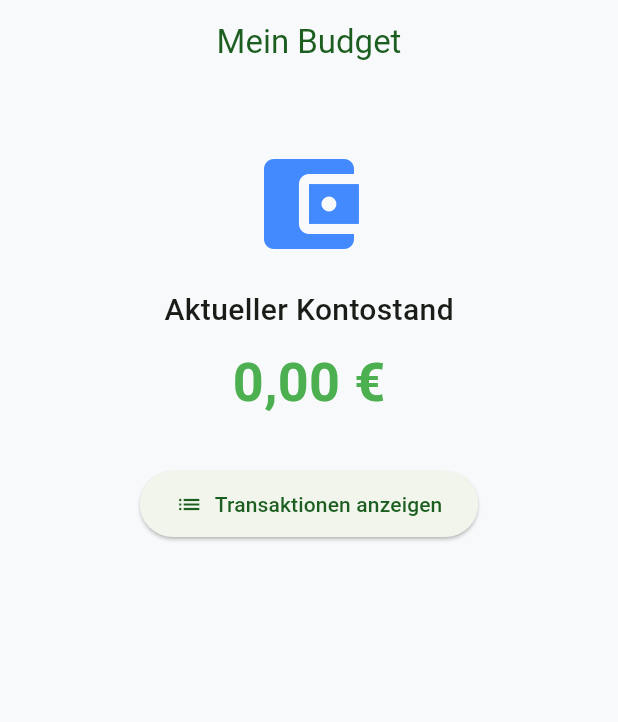
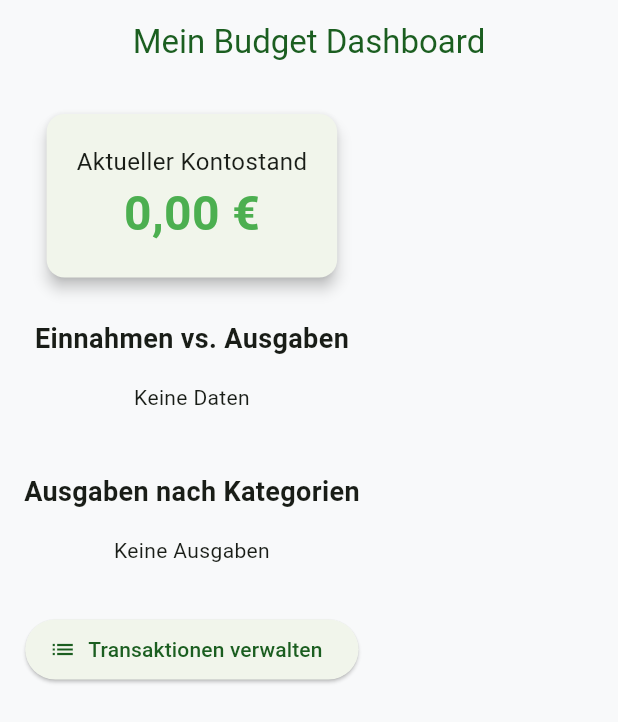
Before and after one commit to Zornemann/MeinBudget, a Flutter app: the screen it shows after launch, on a phone screen of 412 x 824 dp. Shown: the top 722 px of the screen. Run offline on Flutter 3.47's test engine with Material 3 defaults, Android fonts, the phone set to English and light mode, and no system bars; our stand-ins replace fl_chart, sqflite, sqflite_common_ffi_web; accounts and stored records are empty.

Commit message:
feat: add fl_chart and implement dashboard pie charts on home screen

```diff
--- a/lib/screens/home_screen.dart
+++ b/lib/screens/home_screen.dart
@@ -1,6 +1,8 @@
 import 'package:flutter/material.dart';
+import 'package:fl_chart/fl_chart.dart';
 import 'package:intl/intl.dart';
 import '../database/database_helper.dart';
+import '../models/transaction.dart';
 import 'transactions_screen.dart';
 
 class HomeScreen extends StatefulWidget {
@@ -13,26 +15,42 @@ class HomeScreen extends StatefulWidget {
 class _HomeScreenState extends State<HomeScreen> {
   final DatabaseHelper _dbHelper = DatabaseHelper.instance;
   double _balance = 0.0;
+  double _totalIncome = 0.0;
+  double _totalExpense = 0.0;
+  Map<String, double> _categoryExpenses = {};
   bool _isLoading = true;
 
   @override
   void initState() {
     super.initState();
-    _loadBalance();
+    _loadDashboardData();
   }
 
-  Future<void> _loadBalance() async {
-    // Standardkonto (aus deiner DB): 'default_main'
+  Future<void> _loadDashboardData() async {
+    setState(() => _isLoading = true);
+    final transactions = await _dbHelper.getTransactions();
     final balance = await _dbHelper.getAccountBalance('default_main');
+
+    double income = 0;
+    double expense = 0;
+    Map<String, double> catExp = {};
+
+    for (var t in transactions) {
+      if (t.type == 'income') {
+        income += t.amount;
+      } else {
+        expense += t.amount;
+        catExp[t.category] = (catExp[t.category] ?? 0) + t.amount;
+      }
+    }
+
     setState(() {
       _balance = balance;
+      _totalIncome = income;
+      _totalExpense = expense;
+      _categoryExpenses = catExp;
       _isLoading = false;
     });
-  }
-
-  /// Wird nach jeder Transaktion aufgerufen, um neue Summen zu laden
-  void _refreshAfterTransaction() {
-    _loadBalance();
   }
 
   @override
@@ -40,68 +58,88 @@ class _HomeScreenState extends State<HomeScreen> {
     final currencyFormat = NumberFormat.currency(locale: 'de_DE', symbol: '€');
 
     return Scaffold(
-      appBar: AppBar(
-        title: const Text('Mein Budget'),
-        centerTitle: true,
-      ),
+      appBar: AppBar(title: const Text('Mein Budget Dashboard'), centerTitle: true),
       body: _isLoading
           ? const Center(child: CircularProgressIndicator())
           : RefreshIndicator(
-              onRefresh: _loadBalance,
-              child: ListView(
-                padding: const EdgeInsets.symmetric(vertical: 40),
+              onRefresh: _loadDashboardData,
+              child: SingleChildScrollView(
+                padding: const EdgeInsets.all(16),
+                child: Column(
                   children: [
-                  Column(
-                    mainAxisAlignment: MainAxisAlignment.center,
-                    children: [
-                      const Icon(
-                        Icons.account_balance_wallet,
-                        size: 80,
-                        color: Colors.blueAccent,
-                      ),
+                    _buildBalanceCard(currencyFormat),
+                    const SizedBox(height: 24),
+                    const Text('Einnahmen vs. Ausgaben', style: TextStyle(fontSize: 18, fontWeight: FontWeight.bold)),
                     const SizedBox(height: 16),
-                      const Text(
-                        'Aktueller Kontostand',
-                        style: TextStyle(
-                          fontSize: 20,
-                          fontWeight: FontWeight.w500,
-                        ),
-                      ),
-                      const SizedBox(height: 8),
-                      Text(
-                        currencyFormat.format(_balance),
-                        style: TextStyle(
-                          fontSize: 36,
-                          fontWeight: FontWeight.bold,
-                          color: _balance >= 0 ? Colors.green : Colors.red,
-                        ),
-                      ),
+                    _buildMainPieChart(),
+                    const SizedBox(height: 40),
+                    const Text('Ausgaben nach Kategorien', style: TextStyle(fontSize: 18, fontWeight: FontWeight.bold)),
+                    const SizedBox(height: 16),
+                    _buildCategoryPieChart(),
                     const SizedBox(height: 32),
                     ElevatedButton.icon(
                       icon: const Icon(Icons.list),
-                        label: const Text('Transaktionen anzeigen'),
-                        style: ElevatedButton.styleFrom(
-                          padding: const EdgeInsets.symmetric(
-                              horizontal: 24, vertical: 12),
-                        ),
+                      label: const Text('Transaktionen verwalten'),
                       onPressed: () async {
-                          // Navigiere zum Transaktionsscreen
-                          await Navigator.push(
-                            context,
-                            MaterialPageRoute(
-                              builder: (context) => const TransactionsScreen(),
-                            ),
-                          );
-                          // Nach Rückkehr: neu berechnen
-                          _refreshAfterTransaction();
+                        await Navigator.push(context, MaterialPageRoute(builder: (context) => const TransactionsScreen()));
+                        _loadDashboardData();
                       },
                     ),
                   ],
                 ),
+              ),
+            ),
+    );
+  }
+
+  Widget _buildBalanceCard(NumberFormat format) {
+    return Card(
+      elevation: 4,
+      child: Padding(
+        padding: const EdgeInsets.all(20),
+        child: Column(
+          children: [
+            const Text('Aktueller Kontostand', style: TextStyle(fontSize: 16)),
+            Text(format.format(_balance),
+                style: TextStyle(fontSize: 32, fontWeight: FontWeight.bold, color: _balance >= 0 ? Colors.green : Colors.red)),
           ],
         ),
       ),
     );
   }
+
+  Widget _buildMainPieChart() {
+    if (_totalIncome == 0 && _totalExpense == 0) return const Text('Keine Daten');
+    return SizedBox(
+      height: 200,
+      child: PieChart(
+        PieChartData(
+          sections: [
+            PieChartSectionData(color: Colors.green, value: _totalIncome, title: 'In', radius: 50, titleStyle: const TextStyle(color: Colors.white, fontWeight: FontWeight.bold)),
+            PieChartSectionData(color: Colors.red, value: _totalExpense, title: 'Out', radius: 50, titleStyle: const TextStyle(color: Colors.white, fontWeight: FontWeight.bold)),
+          ],
+        ),
+      ),
+    );
   }
-//bild fix
+
+  Widget _buildCategoryPieChart() {
+    if (_categoryExpenses.isEmpty) return const Text('Keine Ausgaben');
+    return SizedBox(
+      height: 200,
+      child: PieChart(
+        PieChartData(
+          sections: _categoryExpenses.entries.map((e) {
+            return PieChartSectionData(
+              color: Colors.primaries[_categoryExpenses.keys.toList().indexOf(e.key) % Colors.primaries.length],
+              value: e.value,
+              title: e.key,
+              radius: 60,
+              titleStyle: const TextStyle(fontSize: 10, fontWeight: FontWeight.bold, color: Colors.white),
+            );
+          }).toList(),
+        ),
+      ),
+    );
+  }
+}
```
Also changed, not shown: lib/screens/transactions_screen.dart (+23 -19 lines). Lines whose indentation alone changed are shown as unchanged.
